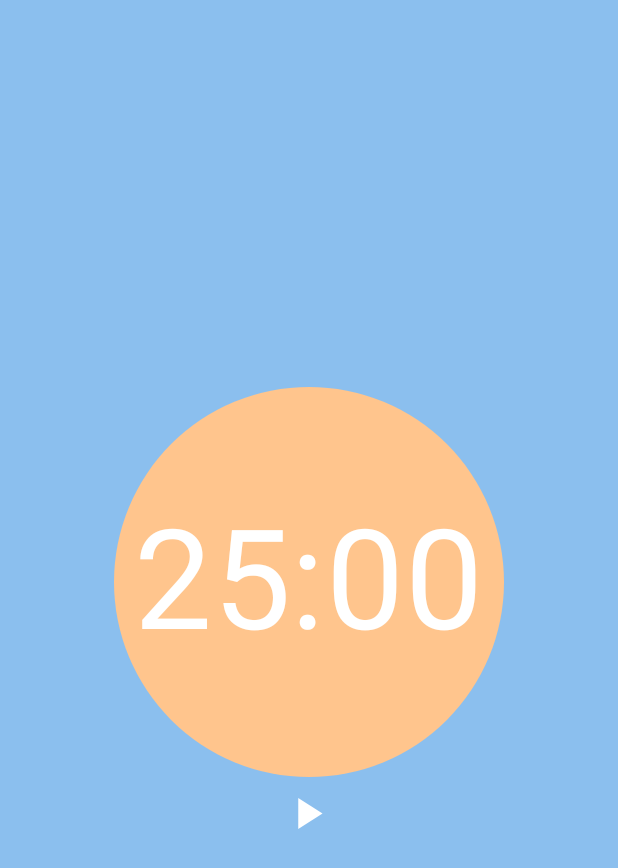
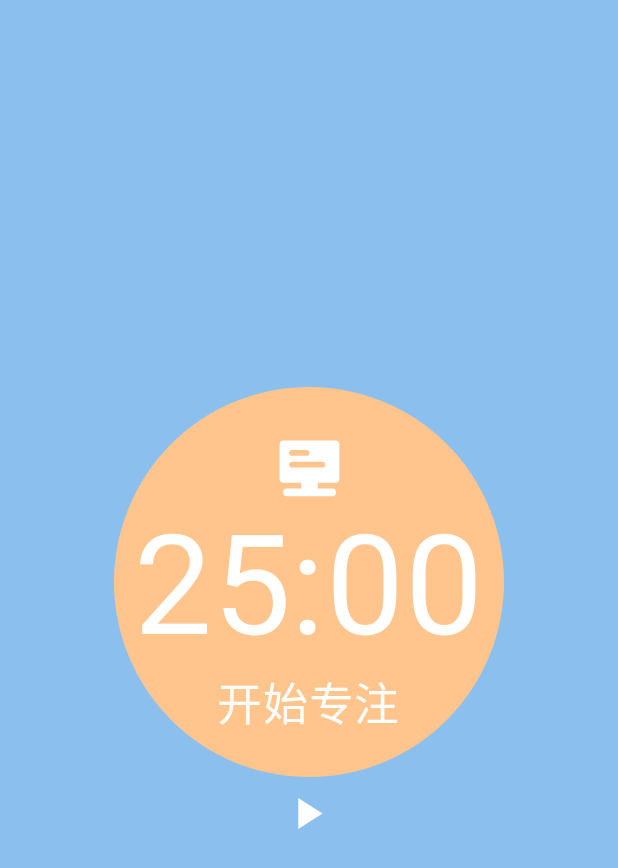
Before and after one commit to Fifate/Pomodoro, an Android app built with Jetpack Compose: the screen it shows after launch (MainActivity), on a phone screen of 412 x 824 dp. Shown: the top 868 px of the screen. Run offline under Robolectric (Android 15) with nearby library versions, the phone set to English and light mode, and no system bars.

Commit message:
feat: 增加状态提示图标和状态提示文字；下一步增加背景；

```diff
--- a/app/src/main/java/com/fifate/tomato_clock/ui/base/PomorotoTimerUI.kt
+++ b/app/src/main/java/com/fifate/tomato_clock/ui/base/PomorotoTimerUI.kt
@@ -106,7 +106,7 @@ fun PomodoroTimerUI(
 //        )
         Box(modifier = Modifier.weight(1f))
 
-        Timer(remainingSecs, 260, SunOrange)
+        Timer(remainingSecs, 260, SunOrange,state)
 
         PomodoroTimerButtons(state,isPause,remainingSecs)
 
--- a/app/src/main/java/com/fifate/tomato_clock/ui/base/Timer.kt
+++ b/app/src/main/java/com/fifate/tomato_clock/ui/base/Timer.kt
@@ -2,9 +2,12 @@ package com.fifate.tomato_clock.ui.base
 
 import android.annotation.SuppressLint
 import androidx.compose.foundation.background
+import androidx.compose.foundation.layout.Arrangement
 import androidx.compose.foundation.layout.Box
+import androidx.compose.foundation.layout.Column
 import androidx.compose.foundation.layout.size
 import androidx.compose.foundation.shape.CircleShape
+import androidx.compose.material3.Icon
 import androidx.compose.material3.MaterialTheme
 import androidx.compose.material3.Surface
 import androidx.compose.material3.Text
@@ -15,19 +18,37 @@ import androidx.compose.ui.Alignment
 import androidx.compose.ui.Modifier
 import androidx.compose.ui.draw.clip
 import androidx.compose.ui.graphics.Color
+import androidx.compose.ui.res.painterResource
 import androidx.compose.ui.unit.dp
 import androidx.compose.ui.unit.sp
+import com.fifate.tomato_clock.R
+import com.fifate.tomato_clock.state.PomodoroState
 
 
 @SuppressLint("DefaultLocale")
 @Composable
-fun Timer(remainingSecs: MutableState<Int>, size:Int, color: Color){
+fun Timer(remainingSecs: MutableState<Int>, size:Int, color: Color, state: MutableState<PomodoroState>){
     Surface(color = MaterialTheme.colorScheme.surface) {
         Box(Modifier.clip(CircleShape).background(color).size(size.dp),contentAlignment = Alignment.Center){
-            Text(text = String.format("%02d:%02d", remainingSecs.value / 60, remainingSecs.value % 60),
-                color= MaterialTheme.colorScheme.onPrimary,
-                modifier = Modifier.align(Alignment.Center),
-                fontSize = (size/2.8).sp)
+            Column(verticalArrangement = Arrangement.Center, horizontalAlignment = Alignment.CenterHorizontally) {
+                StatusIcon(state)
+                Text(text = String.format("%02d:%02d", remainingSecs.value / 60, remainingSecs.value % 60),
+                    color= MaterialTheme.colorScheme.onPrimary,
+                    fontSize = (size/2.8).sp)
+                StatusText(state=state)
+            }
+
         }
     }
 }
+
+@Composable
+fun StatusIcon(state: MutableState<PomodoroState>){
+    if(state.value == PomodoroState.INIT
+        || state.value == PomodoroState.FOCUSING
+        || state.value ==PomodoroState.BROKE){
+        Icon(painter = painterResource(id=R.drawable.focusing),"focus")
+    }else{
+        Icon(painter = painterResource(id=R.drawable.breaking),"break")
+    }
+}
--- a/app/src/main/java/com/fifate/tomato_clock/ui/base/Tip.kt
+++ b/app/src/main/java/com/fifate/tomato_clock/ui/base/Tip.kt
@@ -6,6 +6,7 @@ import androidx.compose.material3.Text
 import androidx.compose.runtime.Composable
 import androidx.compose.runtime.MutableState
 import androidx.compose.ui.Modifier
+import androidx.compose.ui.unit.sp
 import com.fifate.tomato_clock.state.PomodoroState
 
 @Composable
@@ -24,8 +25,8 @@ fun Tip(modifier: Modifier,state: MutableState<PomodoroState>){
 
 
 @Composable
-fun StatusText(modifier: Modifier,state: MutableState<PomodoroState>){
-    Surface(color = MaterialTheme.colorScheme.onSurface) {
+fun StatusText(modifier: Modifier=Modifier,state: MutableState<PomodoroState>){
+    Surface(color = MaterialTheme.colorScheme.primary) {
         val statusText:String = when(state.value){
             PomodoroState.INIT->"开始专注"
             PomodoroState.FOCUSING->"专注中"
@@ -33,6 +34,6 @@ fun StatusText(modifier: Modifier,state: MutableState<PomodoroState>){
             PomodoroState.BREAKING -> "休息中"
             PomodoroState.BROKE -> "开始专注"
         }
-        Text(statusText)
+        Text(statusText, fontSize = 30.sp)
     }
 }
--- /dev/null
+++ b/app/src/main/res/drawable/breaking.xml
@@ -0,0 +1,26 @@
+<?xml version="1.0" encoding="utf-8"?>
+<vector xmlns:android="http://schemas.android.com/apk/res/android"
+	android:width="50dp"
+	android:height="50dp"
+	android:viewportWidth="1024"
+	android:viewportHeight="1024">
+
+	<path
+		android:fillColor="#FFFFFF"
+		android:pathData="M821.897,209.723 C813.498,209.723,805.224,210.182,797.102,211.063
+L797.102,166.536 C797.102,142.667,774.824,123.355,747.517,123.355
+L53.367,123.355 C25.935,123.355,3.776,142.662,3.776,166.536 L3.776,468.822
+C3.776,611.866,136.943,727.921,301.284,727.921 L499.611,727.921
+C630.606,727.921,741.889,654.088,781.57,551.618
+A227.919,227.919,0,0,0,821.897,555.19
+C931.303,555.19,1020.22,477.856,1020.22,382.46
+C1020.22,287.057,931.299,209.723,821.893,209.723 Z M821.897,468.828
+C813.333,468.828,805.025,467.883,797.102,466.107 L797.102,298.8
+A113.573,113.573,0,0,1,821.897,296.086
+C876.522,296.086,921.066,334.723,921.066,382.46
+C921.067,430.107,876.522,468.828,821.897,468.828 Z M747.517,814.283
+L53.258,814.283 C25.933,814.283,3.775,833.578,3.775,857.374 L3.775,857.47
+C3.775,881.231,25.934,900.645,53.366,900.645 L747.517,900.645
+C774.806,900.645,797.102,881.231,797.102,857.47
+C797.102,833.518,774.824,814.283,747.517,814.283 Z" />
+</vector>
--- /dev/null
+++ b/app/src/main/res/drawable/focusing.xml
@@ -0,0 +1,16 @@
+<?xml version="1.0" encoding="utf-8"?>
+<vector xmlns:android="http://schemas.android.com/apk/res/android"
+	android:width="50dp"
+	android:height="50dp"
+	android:viewportWidth="1024"
+	android:viewportHeight="1024">
+
+	<path
+		android:fillColor="#FFFFFF"
+		android:pathData="M624,800 L832,800 A40,40,0,0,1,872,840 L872,864 A40,40,0,0,1,832,904 L192,904
+A40,40,0,0,1,152,864 L152,840 A40,40,0,0,1,192,800 L400,800 L400,720 L152,720
+A48,48,0,0,1,104,672 L104,192 A48,48,0,0,1,152,144 L872,144 A48,48,0,0,1,920,192
+L920,672 A48,48,0,0,1,872,720 L624,720 L624,800 Z M272,272 A40,40,0,0,0,272,352
+L472,352 A40,40,0,0,0,472,272 L272,272 Z M272,432 A40,40,0,0,0,272,512 L688,512
+A40,40,0,0,0,688,432 L272,432 Z" />
+</vector>
```
